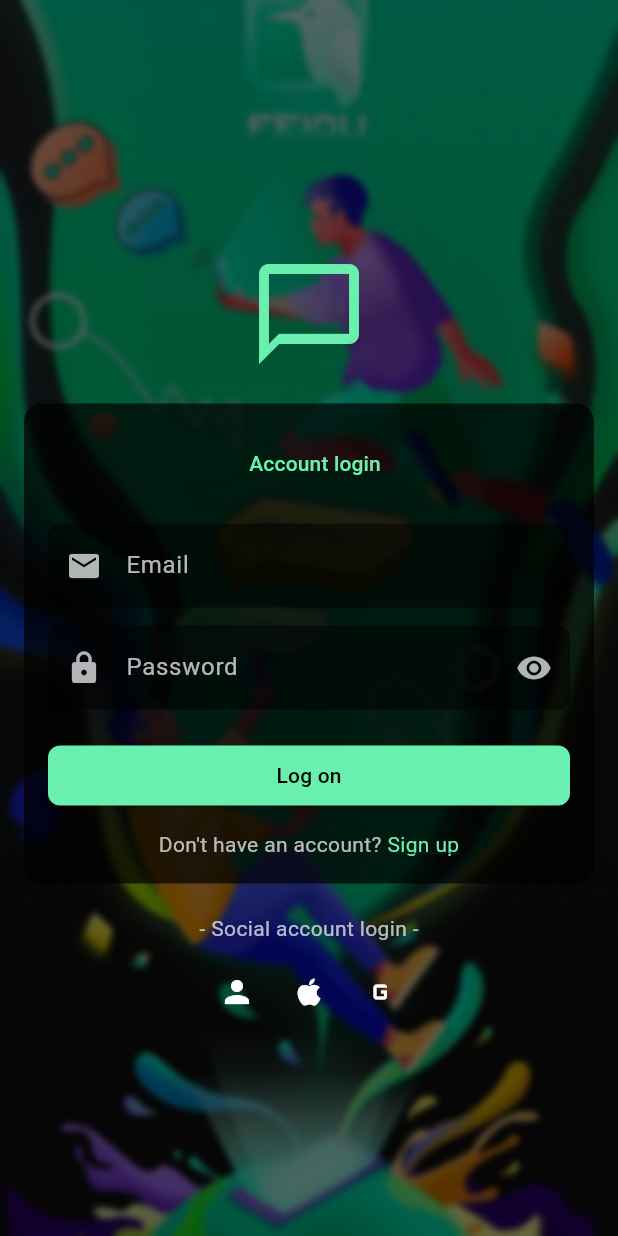
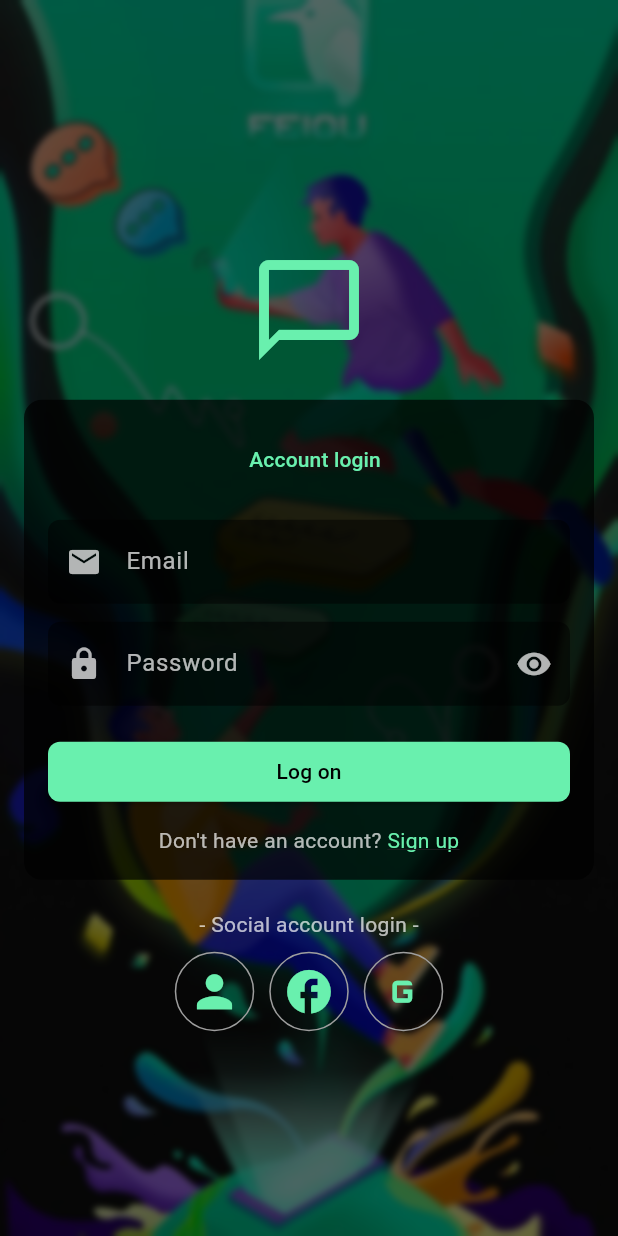
Before and after one commit to om-savani/chat_app, a Flutter app: the screen it shows after launch, on a phone screen of 412 x 824 dp. Run offline on Flutter 3.47's test engine with Material 3 defaults, Android fonts, the light colour scheme and no system bars; our stand-ins replace firebase_auth, firebase_core, get, google_sign_in, logger; accounts and stored records are empty.

Commit message:
initial commit

```diff
--- a/lib/screens/login/view/login_page.dart
+++ b/lib/screens/login/view/login_page.dart
@@ -1,6 +1,7 @@
 import 'dart:ui';
 
-import 'package:chat_app/screens/login/controller/login_controller.dart';
+import 'package:chat_app/controller/login_controller.dart';
+import 'package:chat_app/utils/extensions/sizedbox_extension.dart';
 import 'package:flutter/gestures.dart';
 import 'package:flutter/material.dart';
 import 'package:get/get.dart';
@@ -39,13 +40,13 @@ class LoginPage extends StatelessWidget {
               child: Column(
                 crossAxisAlignment: CrossAxisAlignment.center,
                 children: [
-                  const SizedBox(height: 30), // For the logo/icon
+                  30.ph, // For the logo/icon
                   const Icon(
                     Icons.chat_bubble_outline,
                     size: 80,
                     color: Colors.greenAccent,
                   ),
-                  const SizedBox(height: 20),
+                  20.ph,
                   Container(
                     padding: const EdgeInsets.all(16),
                     decoration: BoxDecoration(
@@ -60,7 +61,7 @@ class LoginPage extends StatelessWidget {
                           Row(
                             mainAxisAlignment: MainAxisAlignment.center,
                             children: [
-                              const SizedBox(width: 8),
+                              8.pw,
                               TextButton(
                                 onPressed: () {},
                                 child: const Text(
@@ -70,7 +71,7 @@ class LoginPage extends StatelessWidget {
                               ),
                             ],
                           ),
-                          const SizedBox(height: 16),
+                          16.ph,
                           TextFormField(
                             controller: emailController,
                             style: const TextStyle(color: Colors.white),
@@ -93,7 +94,7 @@ class LoginPage extends StatelessWidget {
                               ),
                             ),
                           ),
-                          const SizedBox(height: 12),
+                          12.ph,
                           //Password
                           TextFormField(
                             controller: passwordController,
@@ -120,7 +121,7 @@ class LoginPage extends StatelessWidget {
                               ),
                             ),
                           ),
-                          const SizedBox(height: 20),
+                          20.ph,
                           ElevatedButton(
                             onPressed: () {
                               if (formKey.currentState!.validate()) {
@@ -145,7 +146,7 @@ class LoginPage extends StatelessWidget {
                               style: TextStyle(color: Colors.black),
                             ),
                           ),
-                          const SizedBox(height: 12),
+                          12.ph,
                           Center(
                             child: Text.rich(
                               TextSpan(
@@ -170,29 +171,31 @@ class LoginPage extends StatelessWidget {
                       ),
                     ),
                   ),
-                  const SizedBox(height: 20),
+                  20.ph,
                   const Text(
                     '- Social account login -',
                     style: TextStyle(color: Colors.white70),
                   ),
-                  const SizedBox(height: 8),
+                  8.ph,
                   Row(
                     mainAxisAlignment: MainAxisAlignment.center,
                     children: [
-                      IconButton(
-                        icon: const Icon(Icons.person, color: Colors.white),
-                        onPressed: () {
-                          loginController.loginAnonymous();
+                      CustomButtons(
+                          icon: Icons.person,
+                          onPress: () {
+                            loginController.loginAnonymous();
+                          }),
+                      10.pw,
+                      CustomButtons(
+                        icon: Icons.facebook,
+                        onPress: () {},
+                      ),
+                      10.pw,
+                      CustomButtons(
+                        icon: Icons.g_mobiledata,
+                        onPress: () {
+                          loginController.loginWithGoogle();
                         },
-                      ),
-                      IconButton(
-                        icon: const Icon(Icons.apple, color: Colors.white),
-                        onPressed: () {},
-                      ),
-                      IconButton(
-                        icon:
-                            const Icon(Icons.g_mobiledata, color: Colors.white),
-                        onPressed: () {},
                       ),
                     ],
                   ),
@@ -205,3 +208,34 @@ class LoginPage extends StatelessWidget {
     );
   }
 }
+
+class CustomButtons extends StatelessWidget {
+  final IconData icon;
+  final VoidCallback onPress;
+
+  const CustomButtons({
+    super.key,
+    required this.icon,
+    required this.onPress,
+  });
+
+  @override
+  Widget build(BuildContext context) {
+    return Container(
+      decoration: BoxDecoration(
+        shape: BoxShape.circle, // Makes it circular
+        border: Border.all(
+          color: Colors.grey, // Border color
+          width: 1, // Border thickness
+        ),
+      ),
+      child: IconButton(
+        iconSize: 35,
+        icon: Icon(icon),
+        color: Colors.greenAccent, // Icon color
+        onPressed: onPress,
+        splashRadius: 28, // Customize splash radius
+      ),
+    );
+  }
+}
--- a/lib/screens/splash/view/splash_screen.dart
+++ b/lib/screens/splash/view/splash_screen.dart
@@ -1,6 +1,4 @@
 import 'dart:async';
-import 'dart:ui';
-
 import 'package:firebase_auth/firebase_auth.dart';
 import 'package:flutter/material.dart';
 import 'package:get/get.dart';
@@ -32,8 +30,8 @@ class _SplashScreenState extends State<SplashScreen> {
         fit: StackFit.expand,
         children: [
           Image.asset(
-            'assets/images/background/splash_background.png',
-            fit: BoxFit.cover,
+            'assets/images/background/splash_bg.jpg',
+            fit: BoxFit.fill,
           ),
           // const Center(
           //   child: Text(
--- /dev/null
+++ b/lib/utils/extensions/sizedbox_extension.dart
@@ -0,0 +1,6 @@
+import 'package:flutter/material.dart';
+
+extension SizedBoxExtension on num {
+  Widget get ph => SizedBox(height: toDouble());
+  Widget get pw => SizedBox(width: toDouble());
+}
--- a/pubspec.yaml
+++ b/pubspec.yaml
@@ -70,6 +70,7 @@ flutter:
 
   assets:
     - assets/images/background/
+    - assets/icons/
 
   # An image asset can refer to one or more resolution-specific "variants", see
   # https://flutter.dev/to/resolution-aware-images
```
Also changed, not shown: lib/controller/login_controller.dart (added, +57 -0 lines), lib/controller/register_controller.dart (renamed from lib/screens/register/controller/register_controller.dart, +8 -2 lines), lib/screens/home/view/home_page.dart (+8 -5 lines), lib/screens/login/controller/login_controller.dart (deleted, +0 -34 lines), lib/screens/register/view/register_page.dart (+9 -3 lines), lib/services/firebase_services.dart (+66 -12 lines).
